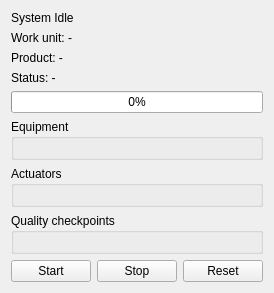
First picture: the form in src/qt/view/QtDashboardPage.ui, repository bogdanbaloi/industrial-hmi, before the edit.
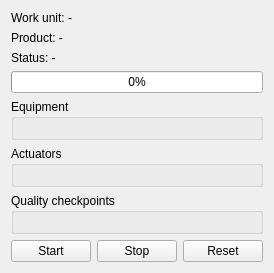
Second picture: the form after the edit.

Diff of the .ui file:
```diff
--- a/src/qt/view/QtDashboardPage.ui
+++ b/src/qt/view/QtDashboardPage.ui
@@ -7,11 +7,7 @@
   </property>
   <layout class="QVBoxLayout" name="rootLayout">
    <item>
-    <widget class="QLabel" name="statusBanner">
-     <property name="text">
-      <string>System Idle</string>
-     </property>
-    </widget>
+    <layout class="QHBoxLayout" name="kpiLayout"/>
    </item>
    <item>
     <widget class="QLabel" name="workUnitIdLabel">
```
